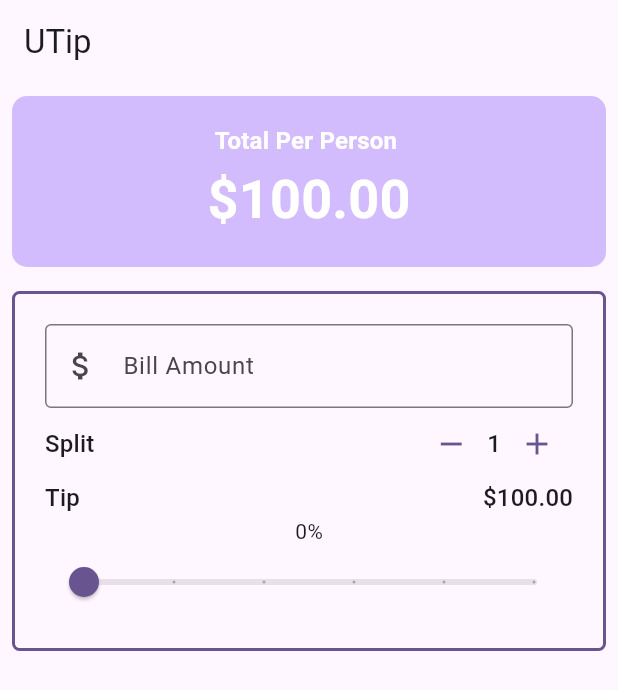
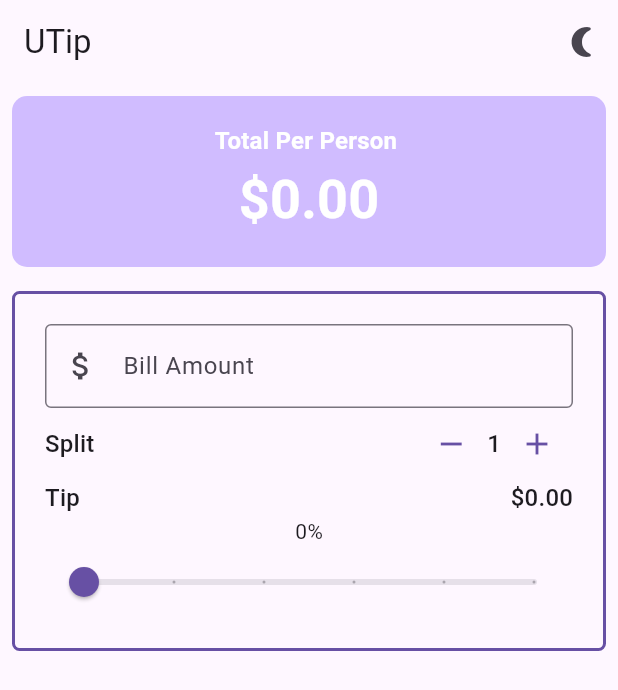
Before and after one commit to malavikaanup/utip, a Flutter app: the screen it shows after launch, after a tap on the "remove" icon, on a phone screen of 412 x 824 dp. Shown: the top 690 px of the screen. Run offline on Flutter 3.47's test engine with Material 3 defaults, Android fonts, the phone set to English and light mode, and no system bars.

Commit message:
Refactored using Providers

```diff
--- a/lib/main.dart
+++ b/lib/main.dart
@@ -1,12 +1,21 @@
 import 'package:flutter/material.dart';
+import 'package:provider/provider.dart';
+import 'package:utip/providers/ThemeProvider.dart';
+import 'package:utip/providers/TipCalculatorModel.dart';
 import 'package:utip/widgets/bill_amount_field.dart';
 import 'package:utip/widgets/person_counter.dart';
 import 'package:utip/widgets/tip_row.dart';
 import 'package:utip/widgets/tip_slider.dart';
+import 'package:utip/widgets/toggle_theme_button.dart';
 import 'package:utip/widgets/total_per_person.dart';
 
 void main() {
-  runApp(const MyApp());
+  runApp(
+    MultiProvider(providers: [
+      ChangeNotifierProvider(create: (context) => TipCalculatorModel()),
+      ChangeNotifierProvider(create: (context) => ThemeProvider())
+    ], child: const MyApp()),
+  );
 }
 
 class MyApp extends StatelessWidget {
@@ -15,12 +24,14 @@ class MyApp extends StatelessWidget {
   // This widget is the root of your application.
   @override
   Widget build(BuildContext context) {
+    final themeModel = Provider.of<ThemeProvider>(context);
     return MaterialApp(
       title: 'UTip',
-      theme: ThemeData(
-        colorScheme: ColorScheme.fromSeed(seedColor: Colors.deepPurple),
-        useMaterial3: true,
-      ),
+      theme: themeModel.currentTheme,
+      // ThemeData(
+      //   colorScheme: ColorScheme.fromSeed(seedColor: Colors.deepPurple),
+      //   useMaterial3: true,
+      // ),
       home: const UTip(),
     );
   }
@@ -34,38 +45,11 @@ class UTip extends StatefulWidget {
 }
 
 class _UTipState extends State<UTip> {
-  int _personCount = 1;
-
-  double _tipValue = 0.0;
-  double _billTotal = 100.0;
-
-  double perPersonTotal() {
-    return ((_billTotal * _tipValue) + (_billTotal)) / _personCount;
-  }
-
-  double totalTip() {
-    return ((_billTotal * _tipValue) + (_billTotal));
-  }
-
-  void increment() {
-    setState(() {
-      _personCount++;
-    });
-  }
-
-  void decrement() {
-    setState(() {
-      if (_personCount > 1) {
-        _personCount--;
-      }
-    });
-  }
-
   @override
   Widget build(BuildContext context) {
     var theme = Theme.of(context);
-    double total = perPersonTotal();
-    double tipTotal = totalTip();
+    final model = Provider.of<TipCalculatorModel>(context);
+    final themeModel = Provider.of<ThemeProvider>(context);
     // Add style
     final style = theme.textTheme.titleMedium!.copyWith(
         color: theme.colorScheme.onPrimary, fontWeight: FontWeight.bold);
@@ -73,11 +57,13 @@ class _UTipState extends State<UTip> {
     return Scaffold(
       appBar: AppBar(
         title: const Text("UTip"),
+        actions: [ToggleThemeButton()],
       ),
       body: Column(
         crossAxisAlignment: CrossAxisAlignment.stretch,
         children: [
-          TotalPerPerson(theme: theme, style: style, total: total),
+          TotalPerPerson(
+              theme: theme, style: style, total: model.totalPerPerson),
           Padding(
             padding: const EdgeInsets.all(8.0),
             child: Container(
@@ -89,30 +75,37 @@ class _UTipState extends State<UTip> {
               child: Column(
                 children: [
                   BillAmountField(
-                    billAmount: _billTotal.toString(),
+                    billAmount: model.billTotal.toString(),
                     onChanged: (String value) {
-                      _billTotal = double.parse(value);
+                      model.updateBillTotal(double.parse(value));
                     },
                   ),
                   //Split Bill area
                   PersonCounter(
                     theme: theme,
-                    personCount: _personCount,
-                    onDecrement: decrement,
-                    onIncrement: increment,
+                    personCount: model.personCount,
+                    onDecrement: () {
+                      if (model.personCount > 1) {
+                        model.updatePersonCount(model.personCount - 1);
+                      }
+                    },
+                    onIncrement: () {
+                      model.updatePersonCount(model.personCount + 1);
+                    },
                   ),
                   //Tip Section
-                  TipRow(theme: theme, tipTotal: tipTotal),
+                  TipRow(
+                      theme: theme,
+                      billTotal: model.billTotal,
+                      percentage: model.tipPercentage),
                   //Slider Text
-                  Text('${(_tipValue * 100).round()}%'),
+                  Text('${(model.tipPercentage * 100).round()}%'),
 
                   //Tip Slider
                   TipSlider(
-                    tipValue: _tipValue,
+                    tipPercent: model.tipPercentage,
                     onChanged: (double value) {
-                      setState(() {
-                        _tipValue = value;
-                      });
+                      model.updateTipPercentage(value);
                     },
                   )
                 ],
--- /dev/null
+++ b/lib/providers/ThemeProvider.dart
@@ -0,0 +1,17 @@
+import 'package:flutter/material.dart';
+
+class ThemeProvider extends ChangeNotifier {
+  bool _isDarkMode = false;
+  // Getters
+  bool get isDarkMode => _isDarkMode;
+
+  //Method to toggle betweem light & dark modes
+  void toggleTheme() {
+    _isDarkMode = !_isDarkMode;
+    notifyListeners();
+  }
+
+  ThemeData get currentTheme {
+    return _isDarkMode ? ThemeData.dark() : ThemeData.light();
+  }
+}
--- /dev/null
+++ b/lib/providers/TipCalculatorModel.dart
@@ -0,0 +1,30 @@
+import 'package:flutter/material.dart';
+
+class TipCalculatorModel with ChangeNotifier {
+  int _personCount = 1;
+  double _tipPercentage = 0.0;
+  double _billTotal = 0.0;
+
+  //Getters to retrieve the current state
+  double get billTotal => _billTotal;
+  double get tipPercentage => _tipPercentage;
+  int get personCount => _personCount;
+
+  void updateBillTotal(double billTotal) {
+    _billTotal = billTotal;
+    notifyListeners();
+  }
+
+  void updateTipPercentage(double tipPercent) {
+    _tipPercentage = tipPercent;
+    notifyListeners();
+  }
+
+  void updatePersonCount(int personCount) {
+    _personCount = personCount;
+    notifyListeners();
+  }
+
+  double get totalPerPerson =>
+      ((_billTotal * _tipPercentage) + (_billTotal)) / _personCount;
+}
--- a/lib/widgets/person_counter.dart
+++ b/lib/widgets/person_counter.dart
@@ -23,17 +23,21 @@ class PersonCounter extends StatelessWidget {
         Row(
           children: [
             IconButton(
-                color: theme.colorScheme.primary,
                 onPressed: onDecrement,
-                icon: const Icon(Icons.remove)),
+                icon: Icon(
+                  Icons.remove,
+                  color: theme.colorScheme.primary,
+                )),
             Text(
               '$_personCount',
               style: theme.textTheme.titleMedium,
             ),
             IconButton(
-                color: theme.colorScheme.primary,
                 onPressed: onIncrement,
-                icon: const Icon(Icons.add))
+                icon: Icon(
+                  Icons.add,
+                  color: theme.colorScheme.primary,
+                ))
           ],
         )
       ],
--- a/lib/widgets/tip_row.dart
+++ b/lib/widgets/tip_row.dart
@@ -4,11 +4,13 @@ class TipRow extends StatelessWidget {
   const TipRow({
     super.key,
     required this.theme,
-    required this.tipTotal,
+    required this.billTotal,
+    required this.percentage,
   });
 
   final ThemeData theme;
-  final double tipTotal;
+  final double billTotal;
+  final double percentage;
 
   @override
   Widget build(BuildContext context) {
@@ -20,7 +22,7 @@ class TipRow extends StatelessWidget {
           style: theme.textTheme.titleMedium,
         ),
         Text(
-          '\$${tipTotal.toStringAsFixed(2)}',
+          '\$${(billTotal * percentage).toStringAsFixed(2)}',
           style: theme.textTheme.titleMedium,
         )
       ],
--- a/lib/widgets/tip_slider.dart
+++ b/lib/widgets/tip_slider.dart
@@ -3,27 +3,21 @@ import 'package:flutter/material.dart';
 class TipSlider extends StatelessWidget {
   const TipSlider({
     super.key,
-    required double tipValue,
+    required double tipPercent,
     required this.onChanged,
-  }) : _tipValue = tipValue;
+  }) : _tipPercent = tipPercent;
 
-  final double _tipValue;
+  final double _tipPercent;
   final ValueChanged<double> onChanged;
 
   @override
   Widget build(BuildContext context) {
     return Slider(
-      value: _tipValue,
+      value: _tipPercent,
       onChanged: onChanged,
-      // onChanged: (value) {
-      //   // setState(() {
-      //   //   _tipValue = value;
-      //   // });
-      //   print(value);
-      // },
       min: 0,
       max: 0.5,
-      label: '${_tipValue * 100}',
+      label: '${(_tipPercent * 100).round()}%',
       divisions: 5,
     );
   }
--- /dev/null
+++ b/lib/widgets/toggle_theme_button.dart
@@ -0,0 +1,17 @@
+import 'package:flutter/material.dart';
+import 'package:provider/provider.dart';
+import 'package:utip/providers/ThemeProvider.dart';
+
+class ToggleThemeButton extends StatelessWidget {
+  const ToggleThemeButton({super.key});
+
+  @override
+  Widget build(BuildContext context) {
+    final themeModel = Provider.of<ThemeProvider>(context);
+    return IconButton(
+        onPressed: themeModel.toggleTheme,
+        icon: themeModel.isDarkMode
+            ? const Icon(Icons.wb_sunny)
+            : const Icon(Icons.nightlight_round));
+  }
+}
--- a/pubspec.yaml
+++ b/pubspec.yaml
@@ -35,6 +35,7 @@ dependencies:
   # The following adds the Cupertino Icons font to your application.
   # Use with the CupertinoIcons class for iOS style icons.
   cupertino_icons: ^1.0.8
+  provider: ^6.1.2
 
 dev_dependencies:
   flutter_test:
```
Also changed, not shown: pubspec.lock.
